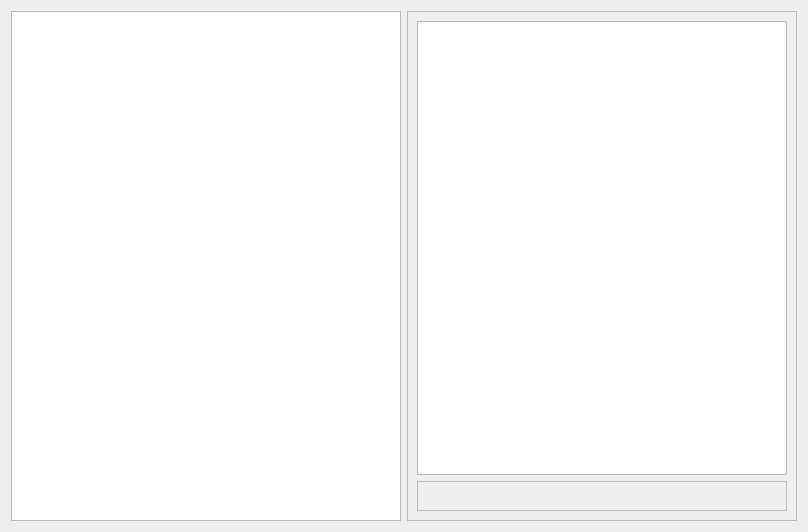
This is ui_files/movieLibraryInfoWidget.ui in TheRealBanana/movie_organizer as Qt 5 draws it before an edit. The edited form follows.
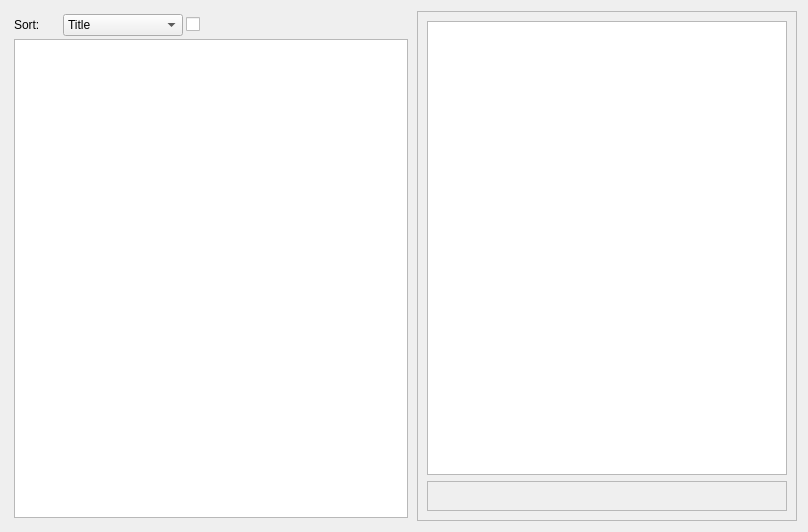
This is the edited form. Custom widgets are drawn as their Qt base class.

Diff of the .ui file:
```diff
--- a/ui_files/movieLibraryInfoWidget.ui
+++ b/ui_files/movieLibraryInfoWidget.ui
@@ -15,7 +15,94 @@
   </property>
   <layout class="QHBoxLayout" name="horizontalLayout">
    <item>
-    <widget class="QListWidget" name="movieLibraryList"/>
+    <widget class="QWidget" name="leftSideContainer" native="true">
+     <property name="minimumSize">
+      <size>
+       <width>400</width>
+       <height>0</height>
+      </size>
+     </property>
+     <layout class="QGridLayout" name="gridLayout">
+      <property name="leftMargin">
+       <number>3</number>
+      </property>
+      <property name="topMargin">
+       <number>3</number>
+      </property>
+      <property name="rightMargin">
+       <number>3</number>
+      </property>
+      <property name="bottomMargin">
+       <number>3</number>
+      </property>
+      <property name="spacing">
+       <number>3</number>
+      </property>
+      <item row="0" column="3">
+       <spacer name="rightspacer">
+        <property name="orientation">
+         <enum>Qt::Horizontal</enum>
+        </property>
+        <property name="sizeHint" stdset="0">
+         <size>
+          <width>40</width>
+          <height>20</height>
+         </size>
+        </property>
+       </spacer>
+      </item>
+      <item row="0" column="0">
+       <widget class="QLabel" name="sortLabel">
+        <property name="text">
+         <string>Sort:      </string>
+        </property>
+       </widget>
+      </item>
+      <item row="2" column="0" colspan="4">
+       <widget class="QListWidget" name="movieLibraryList"/>
+      </item>
+      <item row="0" column="1">
+       <widget class="QComboBox" name="sortModeDropdown">
+        <property name="minimumSize">
+         <size>
+          <width>120</width>
+          <height>0</height>
+         </size>
+        </property>
+        <item>
+         <property name="text">
+          <string>Title</string>
+         </property>
+        </item>
+        <item>
+         <property name="text">
+          <string>Year</string>
+         </property>
+        </item>
+        <item>
+         <property name="text">
+          <string>View Count</string>
+         </property>
+        </item>
+        <item>
+         <property name="text">
+          <string>Last View Date</string>
+         </property>
+        </item>
+       </widget>
+      </item>
+      <item row="0" column="2">
+       <widget class="QCheckBox" name="updownsortCheckbox">
+        <property name="toolTip">
+         <string>Ascending or Descending sort</string>
+        </property>
+        <property name="text">
+         <string/>
+        </property>
+       </widget>
+      </item>
+     </layout>
+    </widget>
    </item>
    <item>
     <widget class="QFrame" name="movieLibraryInfoFrame">
```
